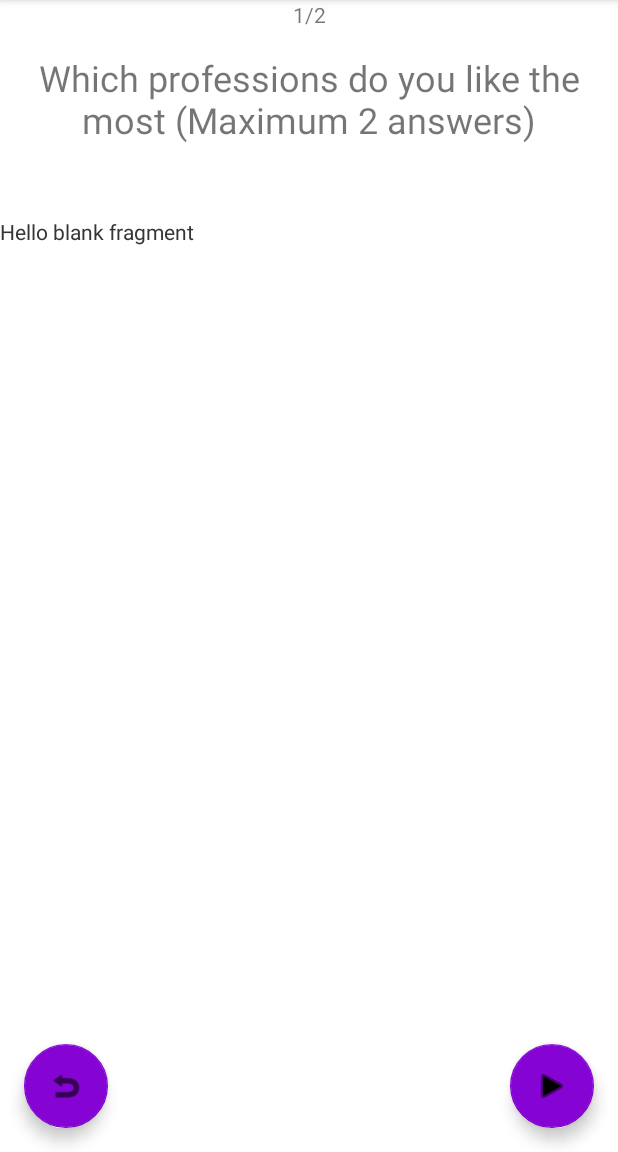
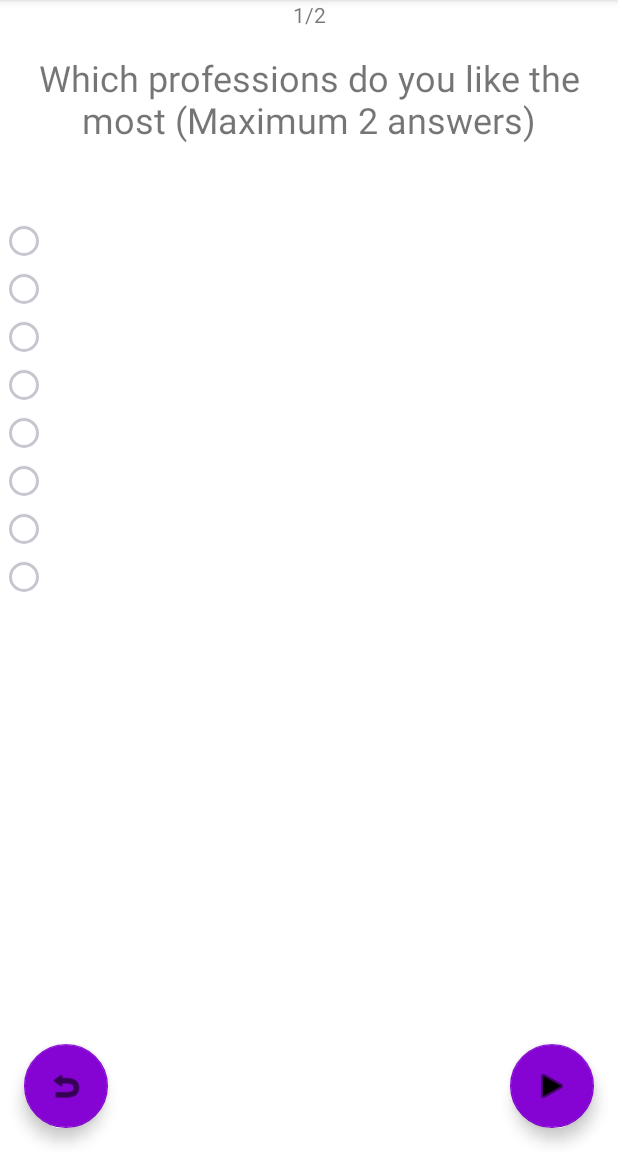
Before and after one commit to Clara-1606/Projet-1-Kotlin, an Android app: the QuizActivity screen opened directly, with no data from a screen before it, on a phone screen of 412 x 824 dp, the part 84-1236 px from its top. Run offline under Robolectric (Android 15) with nearby library versions, the light colour scheme and no system bars.

Commit message:
CheckBox and radio button questions

```diff
--- a/app/src/main/java/com/ynov/firstproject/quiz/QuizActivity.kt
+++ b/app/src/main/java/com/ynov/firstproject/quiz/QuizActivity.kt
@@ -5,17 +5,17 @@ import android.content.Intent
 import androidx.appcompat.app.AppCompatActivity
 import android.os.Bundle
 import android.view.View
+import android.widget.LinearLayout
 import android.widget.TextView
 import com.ynov.firstproject.R
-import com.ynov.firstproject.quiz.answer.CheckBoxFragment
-import com.ynov.firstproject.quiz.answer.SpinnerFragment
-import com.ynov.firstproject.quiz.model.Quiz
+import com.ynov.firstproject.quiz.model.question.RadioQuestion
 import com.ynov.firstproject.quiz.model.answer.Answer
-import com.ynov.firstproject.quiz.model.answer.GroupAnswers
+import com.ynov.firstproject.quiz.model.question.CheckBoxQuestion
+import com.ynov.firstproject.quiz.model.question.Question
 
 class QuizActivity : AppCompatActivity() {
 
-    private var quizzes = ArrayList<Quiz>()
+    private var questions = ArrayList<Question>()
     var currentQuizIndex : Int = 0
     var totalPoint : Int = 0
 
@@ -23,17 +23,13 @@ class QuizActivity : AppCompatActivity() {
         super.onCreate(savedInstanceState)
         setContentView(R.layout.activity_quiz)
         createQuiz()
-
-
-
     }
 
     @SuppressLint("SetTextI18n")
     private fun createQuiz() {
-        quizzes.add(
-            Quiz(getString(R.string.question_profession),
-                CheckBoxFragment.newInstance(GroupAnswers(
-                    listOf (
+
+        questions.add(
+            RadioQuestion(getString(R.string.question_profession), listOf (
                 Answer(1, getString(R.string.answer_lawyer)),
                 Answer(10, getString(R.string.answer_movie_star)),
                 Answer(7, getString(R.string.answer_teacher)),
@@ -42,51 +38,47 @@ class QuizActivity : AppCompatActivity() {
                 Answer(7, getString(R.string.answer_landscaper)),
                 Answer(7, getString(R.string.answer_craftsman)),
                 Answer(10, getString(R.string.answer_butcher))
-                    )
             ))
         )
-        )
 
-        quizzes.add(
-            Quiz(getString(R.string.question_boggart),
-                CheckBoxFragment.newInstance(GroupAnswers(
+        questions.add(
+            CheckBoxQuestion(getString(R.string.question_boggart),
                     listOf (
                         Answer(1, getString(R.string.answer_snake)),
                         Answer(4, getString(R.string.answer_clown)),
                         Answer(7, getString(R.string.answer_spider)),
                         Answer(10, getString(R.string.answer_dementor))
                     )
-                ))
-            )
+            , 2)
         )
 
         val currentQuestion = findViewById<TextView>(R.id.lastQuestionNumber)
-        currentQuestion.text = quizzes.size.toString()
+        currentQuestion.text = questions.size.toString()
         updateNumberQuestion()
 
-        showQuestion(quizzes[currentQuizIndex])
+        showQuestion(questions[currentQuizIndex])
     }
 
-    fun showQuestion(quiz : Quiz) {
+    fun showQuestion(question : Question) {
         val textQuestion = findViewById<TextView>(R.id.questionContent)
-        textQuestion.text = quiz.question
-        val manager = supportFragmentManager
-        val transaction = manager.beginTransaction()
-        transaction.replace(R.id.answerFragment, quiz.fragment)
-        transaction.addToBackStack(null)
-        transaction.commit()
+        textQuestion.text = question.label
+        val questionView = question.buildAnswersWidgets(applicationContext)
+
+        findViewById<LinearLayout>(R.id.answerLayout).removeAllViews()
+        findViewById<LinearLayout>(R.id.answerLayout).addView(questionView)
+
     }
 
     fun handleAnswer(view: View) {
-        val quiz = quizzes.get(currentQuizIndex)
+        val quiz = questions.get(currentQuizIndex)
         currentQuizIndex++
 
-        if (currentQuizIndex >= quizzes.size) {
+        if (currentQuizIndex >= questions.size) {
             val intent = Intent(this, AnswerActivity::class.java)
             startActivity(intent)
         }
         else {
-            showQuestion(quizzes[currentQuizIndex])
+            showQuestion(questions[currentQuizIndex])
             updateNumberQuestion()
         }
     }
--- a/app/src/main/java/com/ynov/firstproject/quiz/answer/AnswersFragment.kt
+++ /dev/null
@@ -1,61 +0,0 @@
-package com.ynov.firstproject.quiz.answer
-
-
-import android.content.Intent
-import android.os.Build
-import android.os.Bundle
-import android.view.LayoutInflater
-import android.view.View
-import android.view.ViewGroup
-import androidx.fragment.app.Fragment
-import com.ynov.firstproject.R
-import com.ynov.firstproject.quiz.model.answer.GroupAnswers
-import java.io.Serializable
-
-
-// the fragment initialization parameters, e.g. ARG_ITEM_NUMBER
-private const val GROUP_ANSWER = "groupAnswer"
-
-
-/**
- * A simple [Fragment] subclass.
- * Use the [AnswersFragment.newInstance] factory method to
- * create an instance of this fragment.
- */
-open class AnswersFragment : Fragment() {
-    private var param1: GroupAnswers? = null
-
-
-    override fun onCreate(savedInstanceState: Bundle?) {
-        super.onCreate(savedInstanceState)
-        arguments?.let {
-            param1 = it.getSerializableCompat(GROUP_ANSWER, GroupAnswers::class.java)
-        }
-    }
-
-    override fun onCreateView(inflater: LayoutInflater, container: ViewGroup?,
-                              savedInstanceState: Bundle?): View? {
-        // Inflate the layout for this fragment
-        return inflater.inflate(R.layout.fragment_answers, container, false)
-    }
-
-//    companion object {
-//        /**
-//         * Use this factory method to create a new instance of
-//         * this fragment using the provided parameters.
-//         *
-//         * @param param1 Parameter 1.
-//         * @return A new instance of fragment AnswersFragment.
-//         */
-//        @JvmStatic fun newInstance(param1: GroupAnswers) =
-//                AnswersFragment().apply {
-//                    arguments = Bundle().apply {
-//                        putSerializable(GROUP_ANSWER, param1)
-//                    }
-//                }
-//    }
-
-    fun <T : Serializable?> Bundle.getSerializableCompat(key: String, clazz: Class<T>): T {
-        return if (Build.VERSION.SDK_INT >= Build.VERSION_CODES.TIRAMISU) getSerializable(key, clazz)!! else (getSerializable(key) as T)
-    }
-}
--- a/app/src/main/java/com/ynov/firstproject/quiz/answer/CheckBoxFragment.kt
+++ /dev/null
@@ -1,35 +0,0 @@
-package com.ynov.firstproject.quiz.answer
-
-import android.os.Bundle
-import androidx.fragment.app.Fragment
-import android.view.LayoutInflater
-import android.view.View
-import android.view.ViewGroup
-import com.ynov.firstproject.R
-import com.ynov.firstproject.quiz.model.answer.GroupAnswers
-
-private const val GROUP_ANSWER = "groupAnswer"
-
-/**
- * A simple [Fragment] subclass.
- * Use the [CheckBoxFragment.newInstance] factory method to
- * create an instance of this fragment.
- */
-class CheckBoxFragment : AnswersFragment() {
-    companion object {
-        /**
-         * Use this factory method to create a new instance of
-         * this fragment using the provided parameters.
-         *
-         * @param param1 Parameter 1.
-         * @return A new instance of fragment AnswersFragment.
-         */
-        @JvmStatic fun newInstance(param1: GroupAnswers) =
-            AnswersFragment().apply {
-                arguments = Bundle().apply {
-                    putSerializable(GROUP_ANSWER, param1)
-                }
-            }
-    }
-
-}
--- a/app/src/main/java/com/ynov/firstproject/quiz/model/Quiz.kt
+++ /dev/null
@@ -1,7 +0,0 @@
-package com.ynov.firstproject.quiz.model
-
-import androidx.fragment.app.Fragment
-import com.ynov.firstproject.quiz.model.answer.GroupAnswers
-
-class Quiz (var question : String, var fragment : Fragment) {
-}
--- a/app/src/main/java/com/ynov/firstproject/quiz/model/answer/Answer.kt
+++ b/app/src/main/java/com/ynov/firstproject/quiz/model/answer/Answer.kt
@@ -1,4 +1,4 @@
 package com.ynov.firstproject.quiz.model.answer
 
-class Answer (value : Int, label : String) {
+class Answer(var value : Int, var label : String) {
 }
--- a/app/src/main/java/com/ynov/firstproject/quiz/model/answer/GroupAnswers.kt
+++ b/app/src/main/java/com/ynov/firstproject/quiz/model/answer/GroupAnswers.kt
@@ -2,5 +2,6 @@ package com.ynov.firstproject.quiz.model.answer
 
 import java.io.Serializable
 
-class GroupAnswers (answers : List<Answer>) : Serializable {
+class GroupAnswers : Serializable {
+    var answers : List<Answer> = ArrayList()
 }
--- /dev/null
+++ b/app/src/main/java/com/ynov/firstproject/quiz/model/question/Question.kt
@@ -0,0 +1,9 @@
+package com.ynov.firstproject.quiz.model.question
+
+import android.content.Context
+import android.view.View
+import com.ynov.firstproject.quiz.model.answer.Answer
+
+abstract class Question(var label : String, var answers : List<Answer>) {
+    abstract fun buildAnswersWidgets(context: Context?) : View
+}
--- /dev/null
+++ b/app/src/main/java/com/ynov/firstproject/quiz/model/question/RadioQuestion.kt
@@ -0,0 +1,22 @@
+package com.ynov.firstproject.quiz.model.question
+
+import android.content.Context
+import android.view.View
+import android.widget.RadioButton
+import android.widget.RadioGroup
+import com.ynov.firstproject.quiz.model.answer.Answer
+
+class RadioQuestion(label : String, answers : List<Answer>) : Question(label, answers) {
+
+    override fun buildAnswersWidgets(context: Context?): View {
+        val radioGroup = RadioGroup(context)
+
+        for (answer in answers) {
+            val radioButton = RadioButton(context)
+            radioButton.text = answer.label
+            radioGroup.addView(radioButton)
+        }
+
+        return radioGroup
+    }
+}
--- a/app/src/main/res/layout/activity_quiz.xml
+++ b/app/src/main/res/layout/activity_quiz.xml
@@ -2,6 +2,7 @@
 <androidx.constraintlayout.widget.ConstraintLayout xmlns:android="http://schemas.android.com/apk/res/android"
     xmlns:app="http://schemas.android.com/apk/res-auto"
     xmlns:tools="http://schemas.android.com/tools"
+    android:id="@+id/mainQuestionlayout"
     android:layout_width="match_parent"
     android:layout_height="match_parent"
     tools:context=".quiz.QuizActivity">
@@ -65,11 +66,12 @@
         app:layout_constraintHorizontal_bias="0.943"
         app:layout_constraintStart_toEndOf="@+id/buttonBack" />
 
-    <fragment
-        android:id="@+id/answerFragment"
+    <LinearLayout
+        android:id="@+id/answerLayout"
+        android:name="com.ynov.firstproject.quiz.answer.AnswersFragment"
         android:layout_width="match_parent"
         android:layout_height="wrap_content"
-        android:name="com.ynov.firstproject.quiz.answer.AnswersFragment"
+        android:orientation="vertical"
         app:layout_constraintEnd_toEndOf="parent"
         app:layout_constraintStart_toStartOf="parent"
         app:layout_constraintTop_toBottomOf="@+id/questionContent" />
--- a/app/src/main/res/layout/fragment_answers.xml
+++ /dev/null
@@ -1,14 +0,0 @@
-<?xml version="1.0" encoding="utf-8"?>
-<FrameLayout xmlns:android="http://schemas.android.com/apk/res/android"
-    xmlns:tools="http://schemas.android.com/tools"
-    android:layout_width="match_parent"
-    android:layout_height="match_parent"
-    tools:context=".quiz.answer.AnswersFragment">
-
-    <!-- TODO: Update blank fragment layout -->
-    <TextView
-        android:layout_width="match_parent"
-        android:layout_height="match_parent"
-        android:text="@string/hello_blank_fragment" />
-
-</FrameLayout>
```
Also changed, not shown: app/src/main/java/com/ynov/firstproject/quiz/answer/SpinnerFragment.kt (deleted, +0 -60 lines), app/src/main/java/com/ynov/firstproject/quiz/model/question/CheckBoxQuestion.kt (added, +23 -0 lines), app/src/main/res/layout/fragment_check_box.xml (deleted, +0 -58 lines), app/src/main/res/layout/fragment_spinner.xml (deleted, +0 -24 lines). Lines whose indentation alone changed are shown as unchanged.
